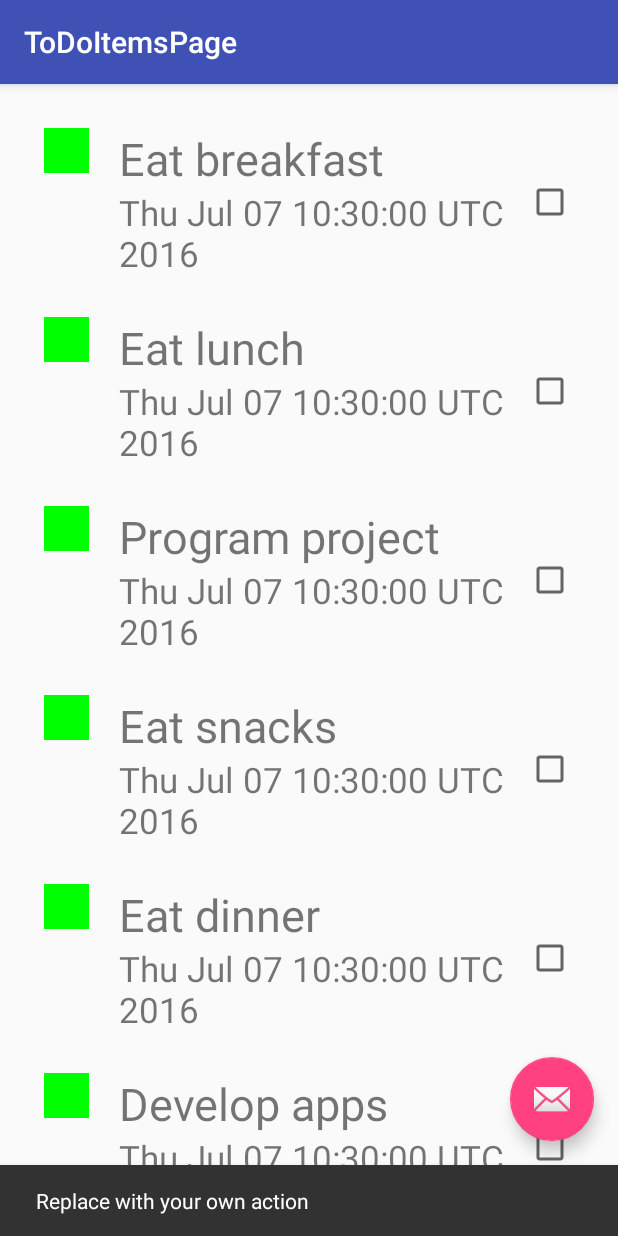
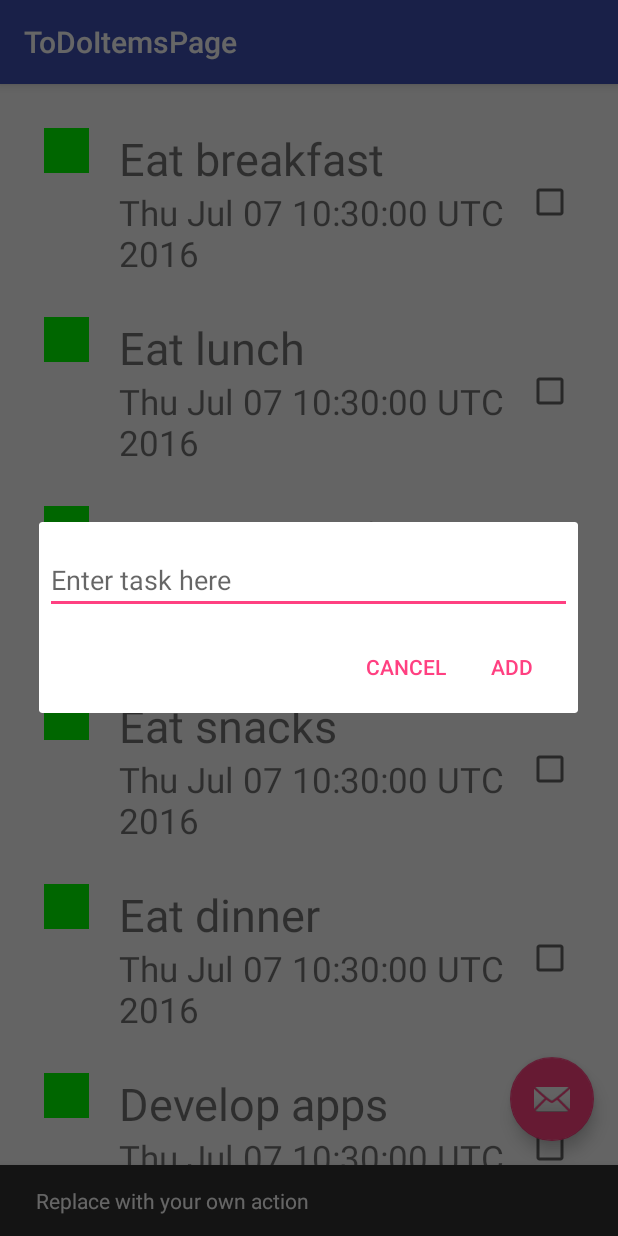
Before and after one commit to jae-anonas/ToDo-App-Android, an Android app: the ToDoItemsPage screen opened directly, with no data from a screen before it, after a tap on an icon or button, on a phone screen of 412 x 824 dp. Run offline under Robolectric (Android 15) with nearby library versions, the phone set to English and light mode, and no system bars.

Commit message:
add feature - adding tasks to a to-do list

```diff
--- a/app/src/main/java/com/example/roosevelt/todo_app_android/ToDoItemsPage.java
+++ b/app/src/main/java/com/example/roosevelt/todo_app_android/ToDoItemsPage.java
@@ -1,19 +1,24 @@
 package com.example.roosevelt.todo_app_android;
 
+import android.content.DialogInterface;
 import android.os.Bundle;
 import android.support.design.widget.FloatingActionButton;
 import android.support.design.widget.Snackbar;
+import android.support.v7.app.AlertDialog;
 import android.support.v7.app.AppCompatActivity;
 import android.support.v7.widget.LinearLayoutManager;
 import android.support.v7.widget.RecyclerView;
 import android.support.v7.widget.Toolbar;
+import android.view.LayoutInflater;
 import android.view.View;
+import android.widget.EditText;
 
 import java.util.List;
 
 public class ToDoItemsPage extends AppCompatActivity {
     RecyclerView mRecyclerView;
-    List<ToDoItem> mToDoList;
+    ToDoList mToDoList;
+    ToDoItemRecyclerViewAdapter adapter;
 
     @Override
     protected void onCreate(Bundle savedInstanceState) {
@@ -26,19 +31,49 @@ public class ToDoItemsPage extends AppCompatActivity {
         LinearLayoutManager layoutManager = new LinearLayoutManager(this, LinearLayoutManager.VERTICAL, false);
         mRecyclerView.setLayoutManager(layoutManager);
 
-        mToDoList = ToDoData.getInstance().mToDoLists.get(getIntent().getIntExtra("listIndex", 0)).getToDoList();
+        mToDoList = ToDoData.getInstance().mToDoLists.get(getIntent().getIntExtra("listIndex", 0));
 
-        ToDoItemRecyclerViewAdapter adapter = new ToDoItemRecyclerViewAdapter(mToDoList);
+
+        adapter = new ToDoItemRecyclerViewAdapter(mToDoList.getToDoList());
         mRecyclerView.setAdapter(adapter);
 
         FloatingActionButton fab = (FloatingActionButton) findViewById(R.id.fab);
         fab.setOnClickListener(new View.OnClickListener() {
             @Override
             public void onClick(View view) {
+                getUserInput().show();
                 Snackbar.make(view, "Replace with your own action", Snackbar.LENGTH_LONG)
                         .setAction("Action", null).show();
             }
         });
     }
 
+    private AlertDialog getUserInput(){
+        AlertDialog.Builder builder = new AlertDialog.Builder(this);
+        LayoutInflater inflater = ToDoItemsPage.this.getLayoutInflater();
+        View v = inflater.inflate(R.layout.dialog_get_title_layout, null);
+        final EditText userInput = (EditText) v.findViewById(R.id.listname);
+        userInput.setHint("Enter task here");
+        builder.setView(v)
+                .setPositiveButton("ADD", new DialogInterface.OnClickListener() {
+                    @Override
+                    public void onClick(DialogInterface dialogInterface, int i) {
+                        //code for adding to ToDoList
+                        ToDoItem toDoItem = new ToDoItem(userInput.getText().toString());
+                        addToDoList(toDoItem);
+                        adapter.notifyDataSetChanged();
+                    }
+                })
+                .setNegativeButton("CANCEL", new DialogInterface.OnClickListener() {
+                    @Override
+                    public void onClick(DialogInterface dialogInterface, int i) {
+                        dialogInterface.cancel();
+                    }
+                });
+        return builder.create();
+    }
+    private void addToDoList(ToDoItem list){
+        mToDoList.getToDoList().add(list);
+    }
+
 }
--- a/app/src/main/java/com/example/roosevelt/todo_app_android/ToDoListRecyclerViewAdapter.java
+++ b/app/src/main/java/com/example/roosevelt/todo_app_android/ToDoListRecyclerViewAdapter.java
@@ -44,7 +44,6 @@ public class ToDoListRecyclerViewAdapter extends RecyclerView.Adapter<ToDoListVi
                 intent.putExtra("listIndex", pos);
                 view.getContext().startActivity(intent);
 
-                Toast.makeText(view.getContext(), String.valueOf(toDoList.getDateAsLong()), Toast.LENGTH_SHORT).show();
             }
         });
 
```
Also changed, not shown: app/src/main/java/com/example/roosevelt/todo_app_android/MainActivity.java (+11 -5 lines), app/src/main/java/com/example/roosevelt/todo_app_android/ToDoData.java (+10 -1 lines).
